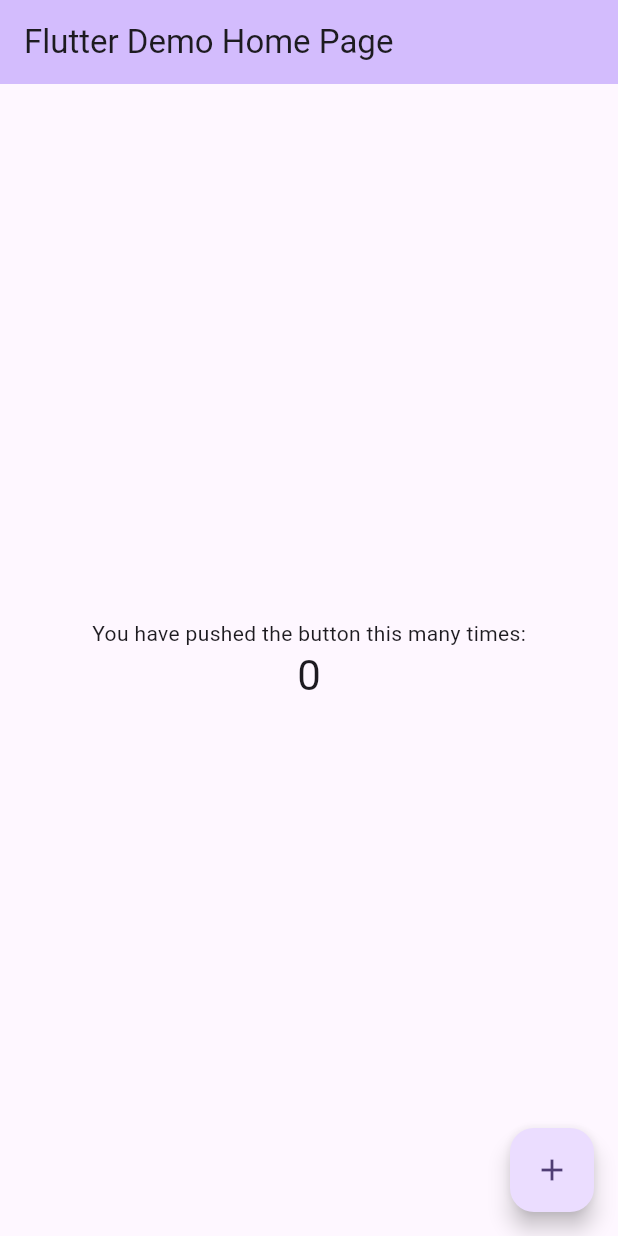
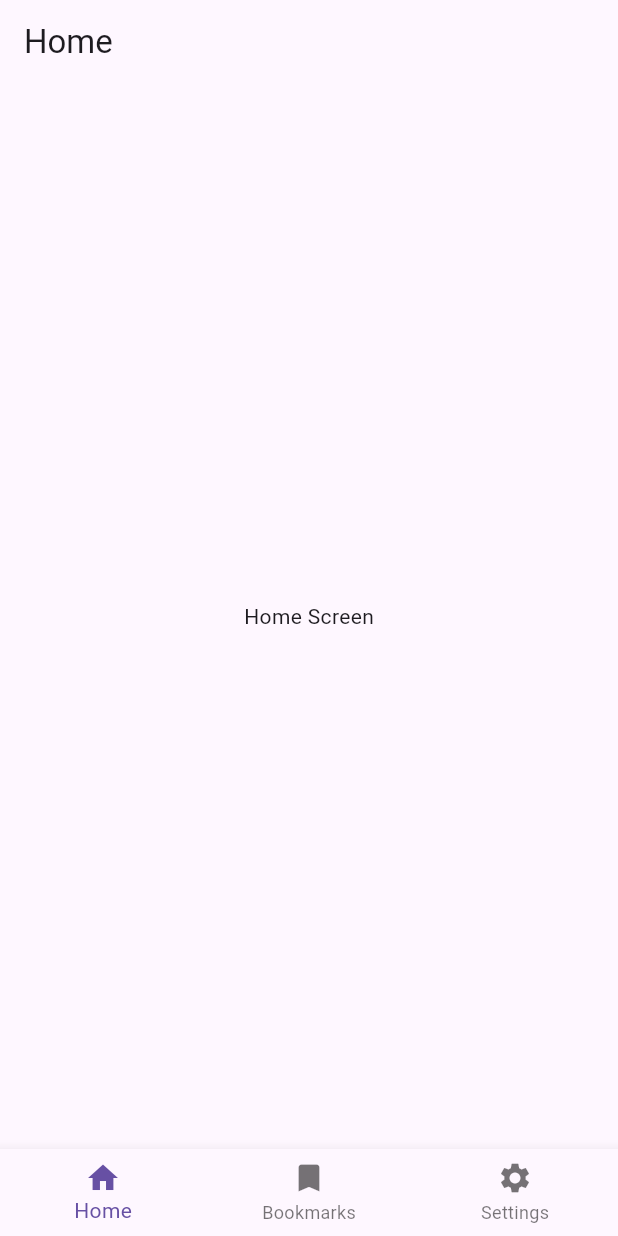
Before and after one commit to mahaamimran/dei_marc, a Flutter app: the screen it shows after launch, on a phone screen of 412 x 824 dp. Run offline on Flutter 3.47's test engine with Material 3 defaults, Android fonts, the light colour scheme and no system bars.

Commit message:
tab bar created

```diff
--- a/lib/main.dart
+++ b/lib/main.dart
@@ -1,3 +1,4 @@
+import 'package:dei_marc/screens/tab_bar_screen.dart';
 import 'package:flutter/material.dart';
 
 void main() {
@@ -7,119 +8,10 @@
 class MyApp extends StatelessWidget {
   const MyApp({super.key});
 
-  // This widget is the root of your application.
   @override
   Widget build(BuildContext context) {
-    return MaterialApp(
-      title: 'Flutter Demo',
-      theme: ThemeData(
-        // This is the theme of your application.
-        //
-        // TRY THIS: Try running your application with "flutter run". You'll see
-        // the application has a purple toolbar. Then, without quitting the app,
-        // try changing the seedColor in the colorScheme below to Colors.green
-        // and then invoke "hot reload" (save your changes or press the "hot
-        // reload" button in a Flutter-supported IDE, or press "r" if you used
-        // the command line to start the app).
-        //
-        // Notice that the counter didn't reset back to zero; the application
-        // state is not lost during the reload. To reset the state, use hot
-        // restart instead.
-        //
-        // This works for code too, not just values: Most code changes can be
-        // tested with just a hot reload.
-        colorScheme: ColorScheme.fromSeed(seedColor: Colors.deepPurple),
-        useMaterial3: true,
-      ),
-      home: const MyHomePage(title: 'Flutter Demo Home Page'),
+    return const MaterialApp(
+      home: TabBarScreen(),
     );
   }
 }
-
-class MyHomePage extends StatefulWidget {
-  const MyHomePage({super.key, required this.title});
-
-  // This widget is the home page of your application. It is stateful, meaning
-  // that it has a State object (defined below) that contains fields that affect
-  // how it looks.
-
-  // This class is the configuration for the state. It holds the values (in this
-  // case the title) provided by the parent (in this case the App widget) and
-  // used by the build method of the State. Fields in a Widget subclass are
-  // always marked "final".
-
-  final String title;
-
-  @override
-  State<MyHomePage> createState() => _MyHomePageState();
-}
-
-class _MyHomePageState extends State<MyHomePage> {
-  int _counter = 0;
-
-  void _incrementCounter() {
-    setState(() {
-      // This call to setState tells the Flutter framework that something has
-      // changed in this State, which causes it to rerun the build method below
-      // so that the display can reflect the updated values. If we changed
-      // _counter without calling setState(), then the build method would not be
-      // called again, and so nothing would appear to happen.
-      _counter++;
-    });
-  }
-
-  @override
-  Widget build(BuildContext context) {
-    // This method is rerun every time setState is called, for instance as done
-    // by the _incrementCounter method above.
-    //
-    // The Flutter framework has been optimized to make rerunning build methods
-    // fast, so that you can just rebuild anything that needs updating rather
-    // than having to individually change instances of widgets.
-    return Scaffold(
-      appBar: AppBar(
-        // TRY THIS: Try changing the color here to a specific color (to
-        // Colors.amber, perhaps?) and trigger a hot reload to see the AppBar
-        // change color while the other colors stay the same.
-        backgroundColor: Theme.of(context).colorScheme.inversePrimary,
-        // Here we take the value from the MyHomePage object that was created by
-        // the App.build method, and use it to set our appbar title.
-        title: Text(widget.title),
-      ),
-      body: Center(
-        // Center is a layout widget. It takes a single child and positions it
-        // in the middle of the parent.
-        child: Column(
-          // Column is also a layout widget. It takes a list of children and
-          // arranges them vertically. By default, it sizes itself to fit its
-          // children horizontally, and tries to be as tall as its parent.
-          //
-          // Column has various properties to control how it sizes itself and
-          // how it positions its children. Here we use mainAxisAlignment to
-          // center the children vertically; the main axis here is the vertical
-          // axis because Columns are vertical (the cross axis would be
-          // horizontal).
-          //
-          // TRY THIS: Invoke "debug painting" (choose the "Toggle Debug Paint"
-          // action in the IDE, or press "p" in the console), to see the
-          // wireframe for each widget.
-          mainAxisAlignment: MainAxisAlignment.center,
-          children: <Widget>[
-            const Text(
-              'You have pushed the button this many times:',
-            ),
-            Text(
-              '$_counter',
-              style: Theme.of(context).textTheme.headlineMedium,
-            ),
-          ],
-        ),
-      ),
-      floatingActionButton: FloatingActionButton(
-        onPressed: _incrementCounter,
-        tooltip: 'Increment',
-        child: const Icon(Icons.add),
-      ), // This trailing comma makes auto-formatting nicer for build methods.
-    );
-  }
-}
--- /dev/null
+++ b/lib/screens/bookmark_screen.dart
@@ -0,0 +1,17 @@
+import 'package:flutter/material.dart';
+
+class BookmarksScreen extends StatelessWidget {
+  const BookmarksScreen({super.key});
+
+  @override
+  Widget build(BuildContext context) {
+    return Scaffold(
+      appBar: AppBar(
+        title: const Text('Bookmarks'),
+      ),
+      body: const Center(
+        child: Text('Bookmarks Screen'),
+      ),
+    );
+  }
+}
--- /dev/null
+++ b/lib/screens/home_screen.dart
@@ -0,0 +1,17 @@
+import 'package:flutter/material.dart';
+
+class HomeScreen extends StatelessWidget {
+  const HomeScreen({super.key});
+
+  @override
+  Widget build(BuildContext context) {
+    return Scaffold(
+      appBar: AppBar(
+        title: const Text('Home'),
+      ),
+      body: const Center(
+        child: Text('Home Screen'),
+      ),
+    );
+  }
+}
--- /dev/null
+++ b/lib/screens/settings_screen.dart
@@ -0,0 +1,17 @@
+import 'package:flutter/material.dart';
+
+class SettingsScreen extends StatelessWidget {
+  const SettingsScreen({super.key});
+
+  @override
+  Widget build(BuildContext context) {
+    return Scaffold(
+      appBar: AppBar(
+        title: const Text('Settings'),
+      ),
+      body: const Center(
+        child: Text('Settings Screen'),
+      ),
+    );
+  }
+}
--- /dev/null
+++ b/lib/screens/tab_bar_screen.dart
@@ -0,0 +1,53 @@
+import 'package:dei_marc/screens/bookmark_screen.dart';
+import 'package:dei_marc/screens/home_screen.dart';
+import 'package:dei_marc/screens/settings_screen.dart';
+import 'package:flutter/material.dart';
+
+class TabBarScreen extends StatefulWidget {
+  const TabBarScreen({super.key});
+
+  @override
+  // ignore: library_private_types_in_public_api
+  _TabBarScreenState createState() => _TabBarScreenState();
+}
+
+class _TabBarScreenState extends State<TabBarScreen> {
+  int _selectedIndex = 0;
+
+  static final List<Widget> _widgetOptions = <Widget>[
+    const HomeScreen(),
+    const BookmarksScreen(),
+    const SettingsScreen(),
+  ];
+
+  void _onItemTapped(int index) {
+    setState(() {
+      _selectedIndex = index;
+    });
+  }
+
+  @override
+  Widget build(BuildContext context) {
+    return Scaffold(
+      body: _widgetOptions.elementAt(_selectedIndex),
+      bottomNavigationBar: BottomNavigationBar(
+        items: const <BottomNavigationBarItem>[
+          BottomNavigationBarItem(
+            icon: Icon(Icons.home),
+            label: 'Home',
+          ),
+          BottomNavigationBarItem(
+            icon: Icon(Icons.bookmark),
+            label: 'Bookmarks',
+          ),
+          BottomNavigationBarItem(
+            icon: Icon(Icons.settings),
+            label: 'Settings',
+          ),
+        ],
+        currentIndex: _selectedIndex,
+        onTap: _onItemTapped,
+      ),
+    );
+  }
+}
```
Also changed, not shown: pubspec.yaml (+8 -71 lines), pubspec.lock, 1 other file.
